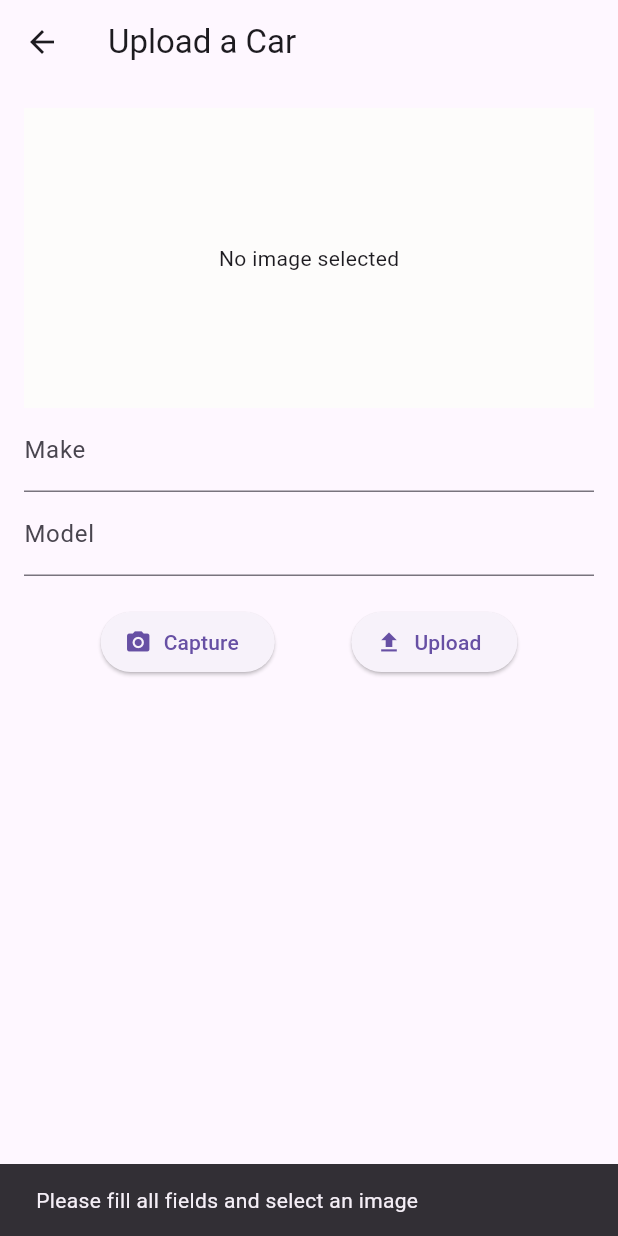
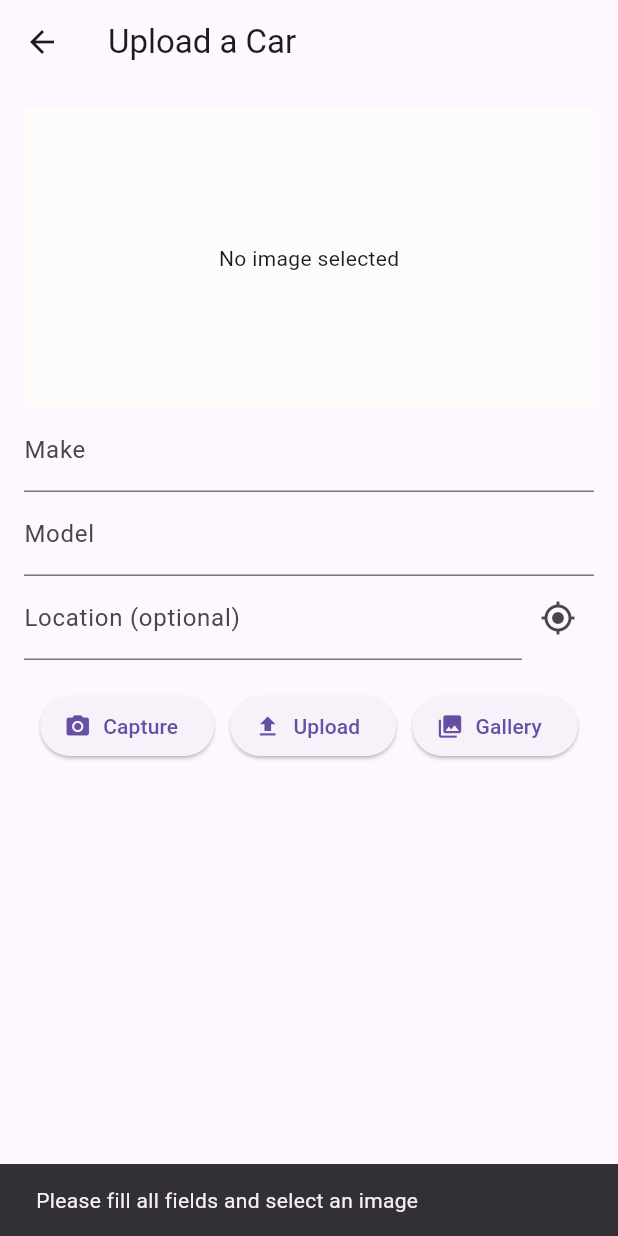
Before and after one commit to Prath07/Carisma, a Flutter app: the UploadPage screen opened directly, after a tap on "Upload", on a phone screen of 412 x 824 dp. Run offline on Flutter 3.47's test engine with Material 3 defaults, Android fonts, the phone set to English and light mode, and no system bars; our stand-ins replace cloud_firestore, firebase_auth, firebase_core, firebase_storage, geolocator, image_picker; accounts and stored records are empty.

Commit message:
Implemented the "add from folder" optin

```diff
--- a/carisma/lib/services/image_upload_service.dart
+++ b/carisma/lib/services/image_upload_service.dart
@@ -38,7 +38,7 @@ class ImageUploadService {
   }
 
   /// Uploads the image to Firebase Storage and saves info in Firestore
-  Future<void> uploadImage(File imageFile, String userId, String make, String model) async {
+  Future<void> uploadImage(File imageFile, String userId, String make, String model, {String? location}) async {
   final fileName = path.basename(imageFile.path);
   final ref = FirebaseStorage.instance.ref().child('car_photos/$userId/$fileName');
 
@@ -50,6 +50,7 @@ class ImageUploadService {
     'make': make,
     'model': model,
     'imageUrl': url,
+    'location': location ?? '',
     'timestamp': FieldValue.serverTimestamp(),
   });
 }
--- a/carisma/lib/upload_page.dart
+++ b/carisma/lib/upload_page.dart
@@ -1,10 +1,10 @@
 import 'dart:io';
-
 import 'package:flutter/material.dart';
 import 'package:image_picker/image_picker.dart';
 import 'package:firebase_storage/firebase_storage.dart';
 import 'package:cloud_firestore/cloud_firestore.dart';
 import 'package:firebase_auth/firebase_auth.dart';
+import 'package:geolocator/geolocator.dart';
 import 'package:path/path.dart' as path;
 import 'services/image_upload_service.dart';
 
@@ -18,6 +18,7 @@ class _UploadPageState extends State<UploadPage> {
   final picker = ImagePicker();
   final TextEditingController _makeController = TextEditingController();
   final TextEditingController _modelController = TextEditingController();
+  final TextEditingController _locationController = TextEditingController();
 
   bool _uploading = false;
 
@@ -28,6 +29,58 @@ class _UploadPageState extends State<UploadPage> {
       setState(() {
         _image = File(pickedFile.path);
       });
+    }
+  }
+  // Add this method below _pickImage()
+  Future<void> _pickFromGallery() async {
+    final pickedFile = await picker.pickImage(source: ImageSource.gallery);
+
+    if (pickedFile != null) {
+      setState(() {
+        _image = File(pickedFile.path);
+      });
+    }
+  }
+
+  Future<void> _getLocation() async {
+    try {
+      bool serviceEnabled = await Geolocator.isLocationServiceEnabled();
+      if (!serviceEnabled) {
+        ScaffoldMessenger.of(context).showSnackBar(
+          SnackBar(content: Text('Location services are disabled')),
+        );
+        return;
+      }
+
+      LocationPermission permission = await Geolocator.checkPermission();
+      if (permission == LocationPermission.denied) {
+        permission = await Geolocator.requestPermission();
+        if (permission == LocationPermission.denied) {
+          ScaffoldMessenger.of(context).showSnackBar(
+            SnackBar(content: Text('Location permission denied')),
+          );
+          return;
+        }
+      }
+
+      if (permission == LocationPermission.deniedForever) {
+        ScaffoldMessenger.of(context).showSnackBar(
+          SnackBar(content: Text('Location permissions are permanently denied')),
+        );
+        return;
+      }
+
+      Position position = await Geolocator.getCurrentPosition(
+        desiredAccuracy: LocationAccuracy.high,
+      );
+
+      final location = '${position.latitude}, ${position.longitude}';
+      _locationController.text = location;
+    } catch (e) {
+      print('Location error: $e');
+      ScaffoldMessenger.of(context).showSnackBar(
+        SnackBar(content: Text('Failed to get location')),
+      );
     }
   }
 
@@ -54,17 +107,15 @@ Future<void> _uploadImage() async {
         currentUser.uid,
         _makeController.text,
         _modelController.text,
+        location: _locationController.text,
       );
-
 
       ScaffoldMessenger.of(context).showSnackBar(
         SnackBar(content: Text('Upload successful')),
       );
 
-    // Navigate back to Home after short delay
-    await Future.delayed(Duration(seconds: 1)); // optional, gives time to see success message
-    if (mounted) Navigator.pop(context); // <- This is what sends user back
-
+      await Future.delayed(Duration(seconds: 1));
+      if (mounted) Navigator.pop(context);
     } catch (e) {
       print('Upload failed: $e');
       ScaffoldMessenger.of(context).showSnackBar(
@@ -76,10 +127,10 @@ Future<void> _uploadImage() async {
         _image = null;
         _makeController.clear();
         _modelController.clear();
+        _locationController.clear();
       });
     }
   }
-
 
   @override
   Widget build(BuildContext context) {
@@ -91,7 +142,11 @@ Future<void> _uploadImage() async {
           children: [
             _image != null
                 ? Image.file(_image!, height: 200)
-                : Container(height: 200, color:Color(0xFFFDFCFB), child: Center(child: Text('No image selected'))),
+                : Container(
+                    height: 200,
+                    color: Color(0xFFFDFCFB),
+                    child: Center(child: Text('No image selected')),
+                  ),
             TextField(
               controller: _makeController,
               decoration: InputDecoration(labelText: 'Make'),
@@ -99,6 +154,23 @@ Future<void> _uploadImage() async {
             TextField(
               controller: _modelController,
               decoration: InputDecoration(labelText: 'Model'),
+            ),
+            Row(
+              children: [
+                Expanded(
+                  child: TextField(
+                    controller: _locationController,
+                    decoration: InputDecoration(
+                      labelText: 'Location (optional)',
+                    ),
+                  ),
+                ),
+                IconButton(
+                  onPressed: _getLocation,
+                  icon: Icon(Icons.my_location),
+                  tooltip: 'Use current location',
+                ),
+              ],
             ),
             SizedBox(height: 20),
             _uploading
@@ -116,6 +188,11 @@ Future<void> _uploadImage() async {
                         icon: Icon(Icons.upload),
                         label: Text('Upload'),
                       ),
+                      ElevatedButton.icon(
+                        onPressed: _pickFromGallery,
+                        icon: Icon(Icons.photo_library),
+                        label: Text('Gallery'),
+                      ),
                     ],
                   ),
           ],
--- a/carisma/pubspec.yaml
+++ b/carisma/pubspec.yaml
@@ -39,6 +39,8 @@ dependencies:
   firebase_storage: ^12.4.6
   image_picker: ^1.0.7
   path: ^1.9.0
+  geolocator: ^11.0.0
+
 
 
   # The "flutter_lints" package below contains a set of recommended lints to
```
Also changed, not shown: carisma/pubspec.lock, 4 other files. Lines whose indentation alone changed are shown as unchanged.
